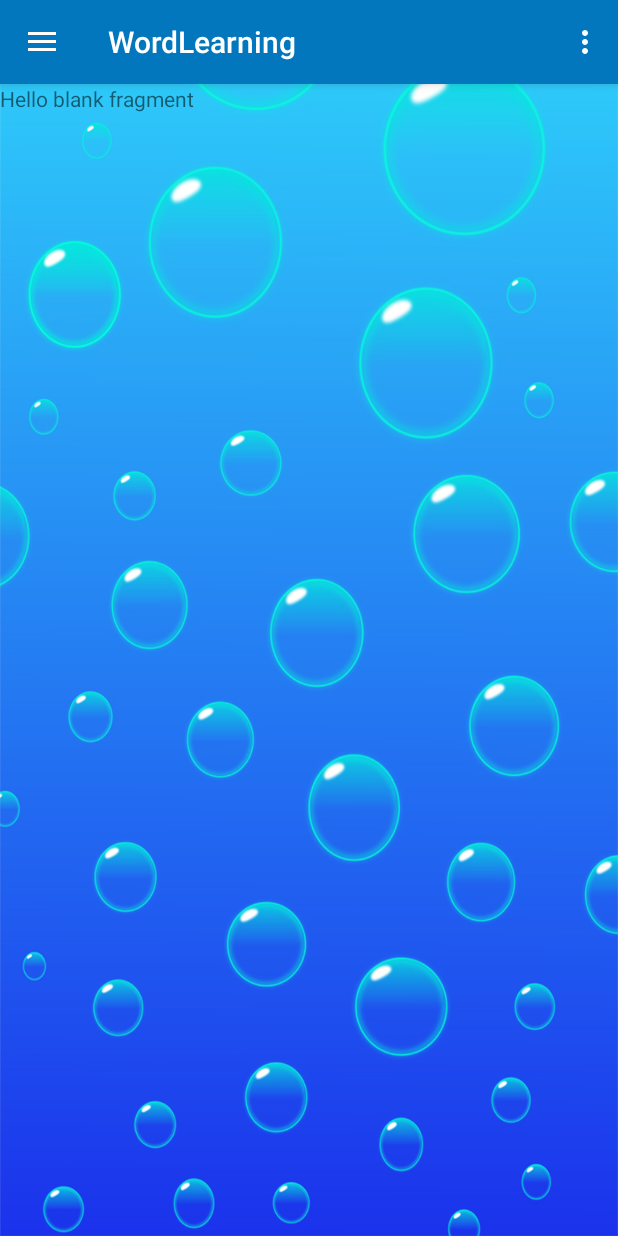
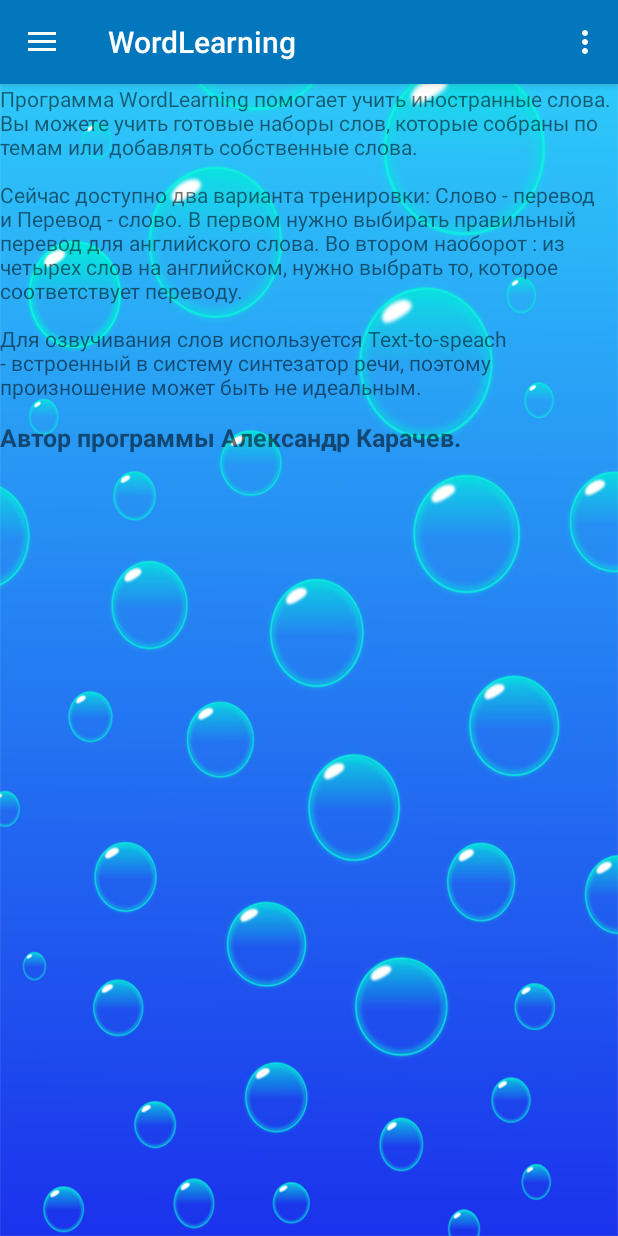
Before and after one commit to VolgoAK/WordLearning, an Android app: the fragment AboutAppFragment placed in its activity, on a phone screen of 412 x 824 dp. Run offline under Robolectric (Android 15) with nearby library versions, the phone set to English and light mode, and no system bars; our stand-ins replace Firebase (no records; nobody signed in at launch, a user with empty details on screens opened directly).

Commit message:
Added about text as html text.

```diff
--- a/app/src/main/java/xyz/volgoak/wordlearning/AboutAppFragment.java
+++ b/app/src/main/java/xyz/volgoak/wordlearning/AboutAppFragment.java
@@ -3,9 +3,11 @@ package xyz.volgoak.wordlearning;
 
 import android.os.Bundle;
 import android.support.v4.app.Fragment;
+import android.text.Html;
 import android.view.LayoutInflater;
 import android.view.View;
 import android.view.ViewGroup;
+import android.widget.TextView;
 
 
 /**
@@ -23,7 +25,14 @@ public class AboutAppFragment extends Fragment {
     public View onCreateView(LayoutInflater inflater, ViewGroup container,
                              Bundle savedInstanceState) {
         // Inflate the layout for this fragment
+
         return inflater.inflate(R.layout.fragment_about_app, container, false);
     }
 
+    @Override
+    public void onStart() {
+        super.onStart();
+        TextView aboutTextView = (TextView) getView().findViewById(R.id.tv_about_aboutfrag);
+        aboutTextView.setText(Html.fromHtml(getString(R.string.about_html)));
+    }
 }
--- a/app/src/main/res/layout/fragment_about_app.xml
+++ b/app/src/main/res/layout/fragment_about_app.xml
@@ -4,10 +4,13 @@
     android:layout_height="match_parent"
     tools:context="xyz.volgoak.wordlearning.AboutAppFragment">
 
-    <!-- TODO: Update blank fragment layout -->
-    <TextView
+    <ScrollView
         android:layout_width="match_parent"
-        android:layout_height="match_parent"
-        android:text="@string/hello_blank_fragment" />
+        android:layout_height="match_parent">
+        <TextView
+            android:id="@+id/tv_about_aboutfrag"
+            android:layout_width="match_parent"
+            android:layout_height="wrap_content" />
+    </ScrollView>
 
 </FrameLayout>
--- a/app/src/main/res/values/strings.xml
+++ b/app/src/main/res/values/strings.xml
@@ -41,6 +41,7 @@
     <string name="wt">wt</string>
     <string name="tw">tw</string>
     <string name="about">About</string>
+    <string name="open_source">Open Sours Licenses</string>
 
     <string name="perfect_result">Perfect!</string>
     <string name="good_result">Very good!</string>
@@ -73,4 +74,14 @@
 
     <!-- TODO: Remove or change this placeholder text -->
     <string name="hello_blank_fragment">Hello blank fragment</string>
+
+    <string name="about_html"> <![CDATA[
+Программа "WordLearning" помогает учить иностранные слова. Вы можете учить готовые наборы слов, которые собраны по темам или добавлять собственные слова. <p/>Сейчас доступно два варианта тренировки: "Слово - перевод" и "Перевод - слово". В первом нужно выбирать правильный перевод для английского слова. Во втором наоборот : из четырех слов на английском, нужно выбрать то, которое соответствует переводу.<p/>
+
+Для озвучивания слов используется  "Text-to-speach" - встроенный в систему синтезатор речи, поэтому произношение может быть не идеальным.<br/>
+
+<h4>Автор программы Александр Карачев.</h4>
+ ]]></string>
+
+
 </resources>
```
Also changed, not shown: app/src/main/java/xyz/volgoak/wordlearning/AboutActivity.java (+8 -2 lines), 1 other file.
